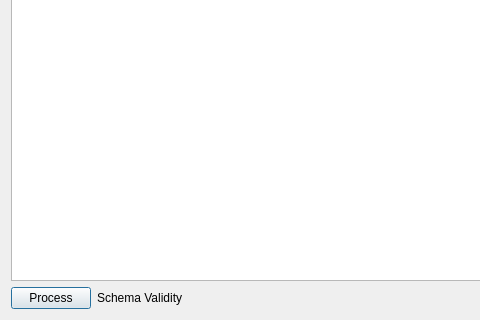
Qt form dialog.ui (proostas/zmk-antecedent-morph-config-generator) before a commit; both pictures show x 0 to 480 and y 280 to 600 of the 800 by 600 pixel window.
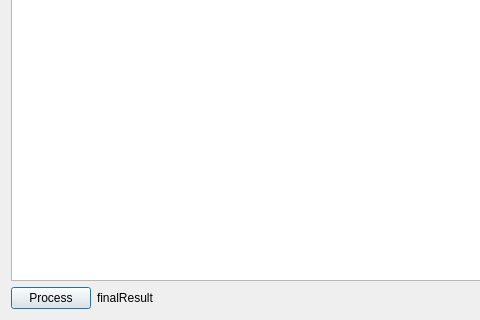
The same form after that commit.

What changed in the file:
```diff
--- a/dialog.ui
+++ b/dialog.ui
@@ -63,7 +63,7 @@
      <item>
       <widget class="QLabel" name="schemaValidity">
        <property name="text">
-        <string>Schema Validity</string>
+        <string>finalResult</string>
        </property>
       </widget>
      </item>
```
Left out of the diff: 2 changed lines with no effect on the pictures.
